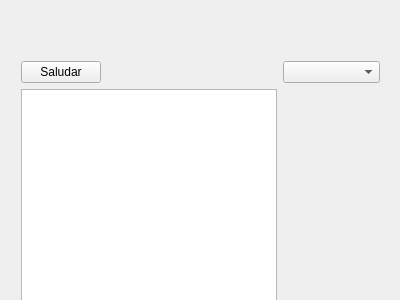
Qt form mainwindow.ui (cnc4less/QtArduino) before a commit.
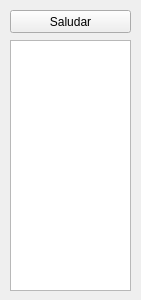
The same form after that commit.

Commit message: jugando con una lista y un botón

The edit to the form file:
```diff
--- a/mainwindow.ui
+++ b/mainwindow.ui
@@ -6,7 +6,7 @@
    <rect>
     <x>0</x>
     <y>0</y>
-    <width>400</width>
+    <width>141</width>
     <height>300</height>
    </rect>
   </property>
@@ -14,33 +14,28 @@
    <string>MainWindow</string>
   </property>
   <widget class="QWidget" name="centralWidget">
-   <widget class="QWidget" name="formLayoutWidget">
+   <widget class="QPushButton" name="btnSaludar">
     <property name="geometry">
      <rect>
       <x>10</x>
-      <y>50</y>
-      <width>381</width>
-      <height>281</height>
+      <y>10</y>
+      <width>121</width>
+      <height>23</height>
      </rect>
     </property>
-    <layout class="QFormLayout" name="formLayout">
-     <property name="fieldGrowthPolicy">
-      <enum>QFormLayout::AllNonFixedFieldsGrow</enum>
-     </property>
-     <item row="0" column="0">
-      <widget class="QPushButton" name="btnSaludar">
-       <property name="text">
-        <string>Saludar</string>
-       </property>
-      </widget>
-     </item>
-     <item row="2" column="0">
-      <widget class="QTextEdit" name="texto"/>
-     </item>
-     <item row="0" column="1">
-      <widget class="QComboBox" name="btnCombo"/>
-     </item>
-    </layout>
+    <property name="text">
+     <string>Saludar</string>
+    </property>
+   </widget>
+   <widget class="QListWidget" name="lista">
+    <property name="geometry">
+     <rect>
+      <x>10</x>
+      <y>40</y>
+      <width>121</width>
+      <height>251</height>
+     </rect>
+    </property>
    </widget>
   </widget>
  </widget>
```
The commit also changes 55 other files.
